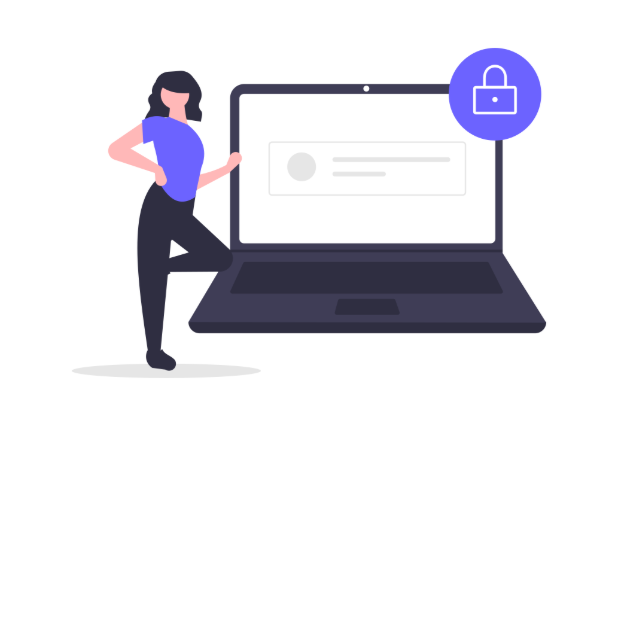
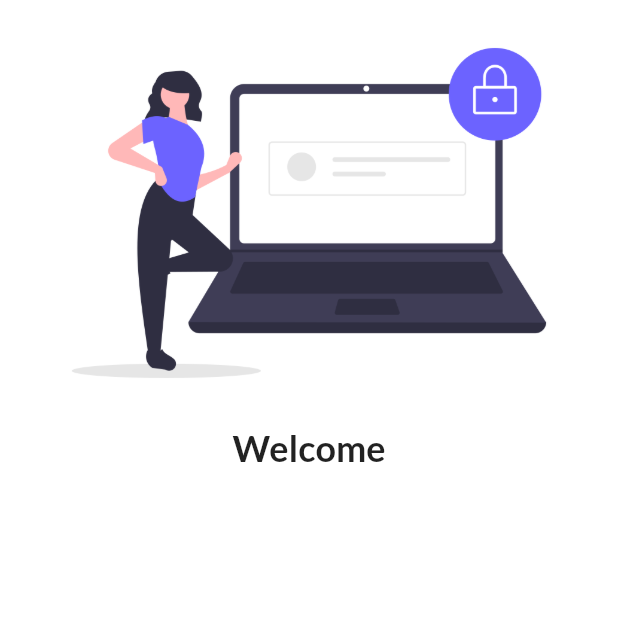
Before and after one commit to bilalarif093/Flutter-full-course-, a Flutter app: the screen it shows after launch, on a phone screen of 412 x 824 dp, the top half of it. Run offline on Flutter 3.47's test engine with Material 2 defaults, Android fonts, the light colour scheme and no system bars; our stand-ins replace google_fonts.

Commit message:
second day

```diff
--- a/lib/login.dart
+++ b/lib/login.dart
@@ -12,7 +12,14 @@ class Login extends StatelessWidget {
           Image.asset(
             "images/login.png",
             fit: BoxFit.cover,
-          )
+          ),
+          Text(
+            "Welcome",
+            style: TextStyle(
+              fontSize: 24,
+              fontWeight: FontWeight.bold,
+            ),
+          ),
         ],
       ),
     );
```
